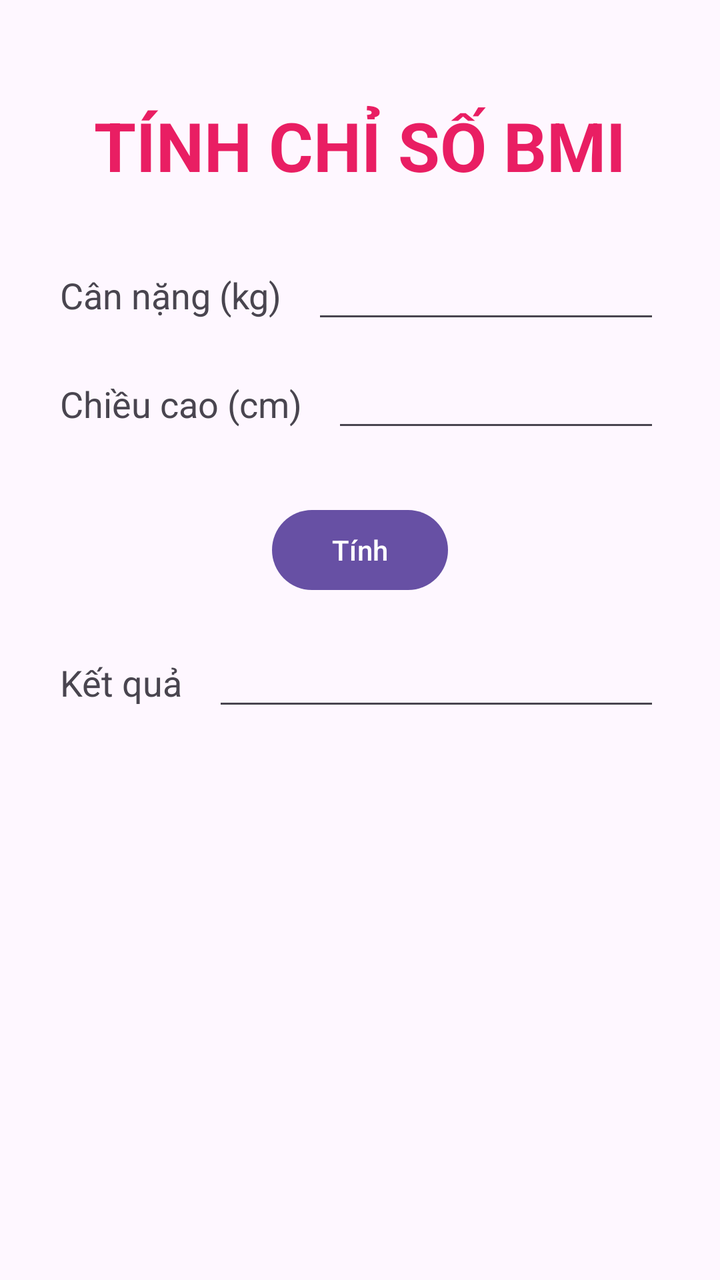
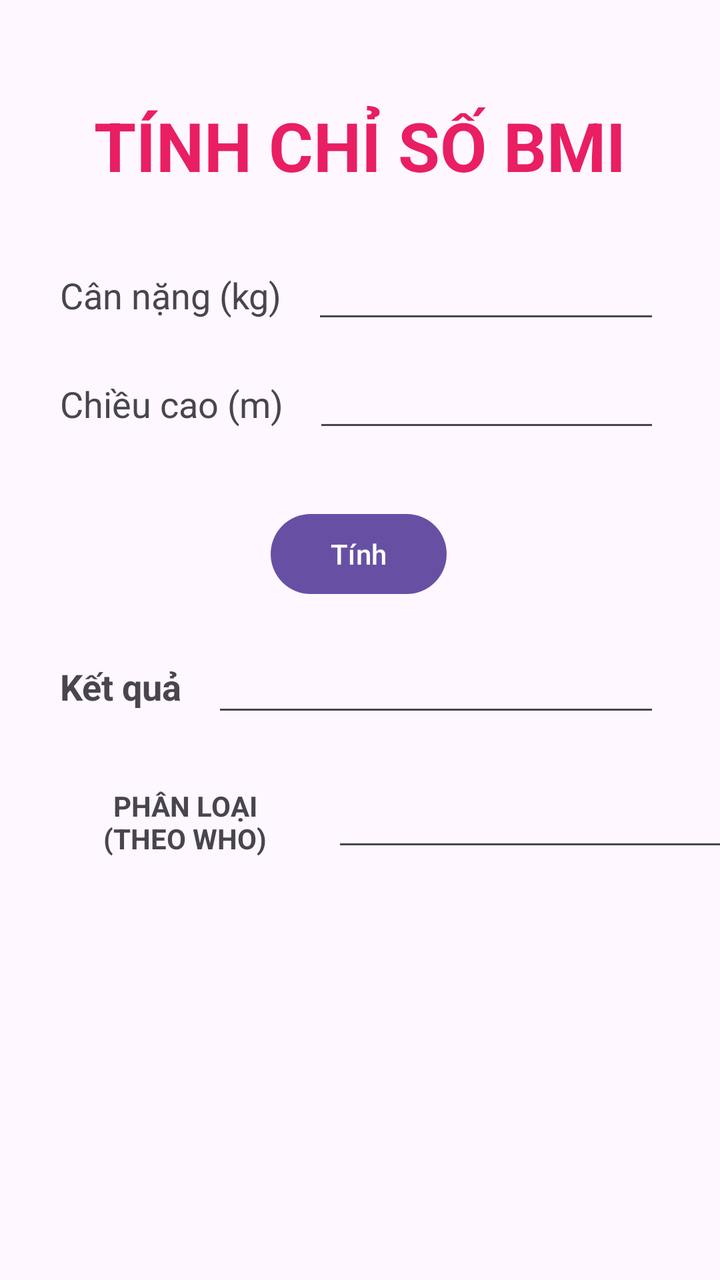

Before-and-after screenshots of an Android layout around one commit, followed by the original layout XML and the change that was made.
<!-- AndroidManifest.xml: application theme Theme.AppTinhBMI -->
<!-- res/layout/activity_main.xml -->
<?xml version="1.0" encoding="utf-8"?>
<androidx.constraintlayout.widget.ConstraintLayout xmlns:android="http://schemas.android.com/apk/res/android"
    xmlns:app="http://schemas.android.com/apk/res-auto"
    xmlns:tools="http://schemas.android.com/tools"
    android:id="@+id/main"
    android:layout_width="match_parent"
    android:layout_height="match_parent"
    tools:context=".MainActivity">

    <TextView
        android:id="@+id/textView4"
        android:layout_width="wrap_content"
        android:layout_height="wrap_content"
        android:layout_marginTop="50dp"
        android:text="TÍNH CHỈ SỐ BMI"
        android:textAlignment="center"
        android:textColor="#E91E63"
        android:textSize="34sp"
        android:textStyle="bold"
        app:layout_constraintEnd_toEndOf="parent"
        app:layout_constraintStart_toStartOf="parent"
        app:layout_constraintTop_toTopOf="parent" />

    <TextView
        android:id="@+id/textView"
        android:layout_width="wrap_content"
        android:layout_height="wrap_content"
        android:layout_marginStart="30dp"
        android:layout_marginTop="40dp"
        android:text="Cân nặng (kg)"
        android:textSize="18sp"
        app:layout_constraintStart_toStartOf="parent"
        app:layout_constraintTop_toBottomOf="@+id/textView4" />

    <EditText
        android:id="@+id/edtWeight"
        android:layout_width="0dp"
        android:layout_height="wrap_content"
        android:layout_marginStart="15dp"
        android:layout_marginEnd="30dp"
        android:ems="10"
        android:inputType="numberDecimal"
        app:layout_constraintBaseline_toBaselineOf="@+id/textView"
        app:layout_constraintEnd_toEndOf="parent"
        app:layout_constraintStart_toEndOf="@+id/textView" />

    <TextView
        android:id="@+id/textView2"
        android:layout_width="wrap_content"
        android:layout_height="wrap_content"
        android:layout_marginStart="30dp"
        android:layout_marginTop="30dp"
        android:text="Chiều cao (cm)"
        android:textSize="18sp"
        app:layout_constraintStart_toStartOf="parent"
        app:layout_constraintTop_toBottomOf="@+id/textView" />

    <EditText
        android:id="@+id/edtHeight"
        android:layout_width="0dp"
        android:layout_height="wrap_content"
        android:layout_marginStart="15dp"
        android:layout_marginEnd="30dp"
        android:ems="10"
        android:inputType="numberDecimal"
        app:layout_constraintBaseline_toBaselineOf="@+id/textView2"
        app:layout_constraintEnd_toEndOf="parent"
        app:layout_constraintStart_toEndOf="@+id/textView2" />

    <Button
        android:id="@+id/btnTinh"
        android:layout_width="wrap_content"
        android:layout_height="wrap_content"
        android:layout_marginTop="30dp"
        android:onClick="XuLyBMI"
        android:text="Tính"
        app:layout_constraintEnd_toEndOf="parent"
        app:layout_constraintStart_toStartOf="parent"
        app:layout_constraintTop_toBottomOf="@+id/edtHeight" />

    <TextView
        android:id="@+id/textView3"
        android:layout_width="wrap_content"
        android:layout_height="wrap_content"
        android:layout_marginStart="30dp"
        android:layout_marginTop="30dp"
        android:text="Kết quả"
        android:textSize="18sp"
        app:layout_constraintStart_toStartOf="parent"
        app:layout_constraintTop_toBottomOf="@+id/btnTinh" />

    <EditText
        android:id="@+id/edtKQ"
        android:layout_width="0dp"
        android:layout_height="wrap_content"
        android:layout_marginStart="15dp"
        android:layout_marginEnd="30dp"
        android:focusable="false"
        android:clickable="false"
        android:ems="10"
        android:inputType="none"
        app:layout_constraintBaseline_toBaselineOf="@+id/textView3"
        app:layout_constraintEnd_toEndOf="parent"
        app:layout_constraintStart_toEndOf="@+id/textView3" />

</androidx.constraintlayout.widget.ConstraintLayout>
<!-- resources referenced by this layout -->
<resources>
  <style name="Theme.AppTinhBMI" parent="Base.Theme.AppTinhBMI" />
  <style name="Base.Theme.AppTinhBMI" parent="Theme.Material3.DayNight.NoActionBar">
          
          
      </style>
</resources>

<!-- the commit's change to res/layout/activity_main.xml (unified diff, before → after) -->
@@ -50,7 +50,7 @@
         android:layout_height="wrap_content"
         android:layout_marginStart="30dp"
         android:layout_marginTop="30dp"
-        android:text="Chiều cao (cm)"
+        android:text="Chiều cao (m)"
         android:textSize="18sp"
         app:layout_constraintStart_toStartOf="parent"
         app:layout_constraintTop_toBottomOf="@+id/textView" />
@@ -71,10 +71,11 @@
         android:id="@+id/btnTinh"
         android:layout_width="wrap_content"
         android:layout_height="wrap_content"
-        android:layout_marginTop="30dp"
+        android:layout_marginTop="32dp"
         android:onClick="XuLyBMI"
         android:text="Tính"
         app:layout_constraintEnd_toEndOf="parent"
+        app:layout_constraintHorizontal_bias="0.498"
         app:layout_constraintStart_toStartOf="parent"
         app:layout_constraintTop_toBottomOf="@+id/edtHeight" />
 
@@ -86,6 +87,7 @@
         android:layout_marginTop="30dp"
         android:text="Kết quả"
         android:textSize="18sp"
+        android:textStyle="bold"
         app:layout_constraintStart_toStartOf="parent"
         app:layout_constraintTop_toBottomOf="@+id/btnTinh" />
 
@@ -94,13 +96,37 @@
         android:layout_width="0dp"
         android:layout_height="wrap_content"
         android:layout_marginStart="15dp"
+        android:layout_marginTop="21dp"
         android:layout_marginEnd="30dp"
-        android:focusable="false"
         android:clickable="false"
         android:ems="10"
+        android:focusable="false"
         android:inputType="none"
-        app:layout_constraintBaseline_toBaselineOf="@+id/textView3"
         app:layout_constraintEnd_toEndOf="parent"
-        app:layout_constraintStart_toEndOf="@+id/textView3" />
+        app:layout_constraintStart_toEndOf="@+id/textView3"
+        app:layout_constraintTop_toBottomOf="@+id/btnTinh" />
+
+    <TextView
+        android:id="@+id/textView5"
+        android:layout_width="105dp"
+        android:layout_height="41dp"
+        android:layout_marginStart="40dp"
+        android:layout_marginTop="30dp"
+        android:text="PHÂN LOẠI (THEO WHO)"
+        android:textAlignment="center"
+        android:textStyle="bold"
+        app:layout_constraintStart_toStartOf="parent"
+        app:layout_constraintTop_toBottomOf="@+id/edtKQ" />
+
+    <EditText
+        android:id="@+id/phanLoai"
+        android:layout_width="wrap_content"
+        android:layout_height="wrap_content"
+        android:layout_marginStart="21dp"
+        android:layout_marginTop="26dp"
+        android:ems="10"
+        android:inputType="text"
+        app:layout_constraintStart_toEndOf="@+id/textView5"
+        app:layout_constraintTop_toBottomOf="@+id/edtKQ" />
 
 </androidx.constraintlayout.widget.ConstraintLayout>
